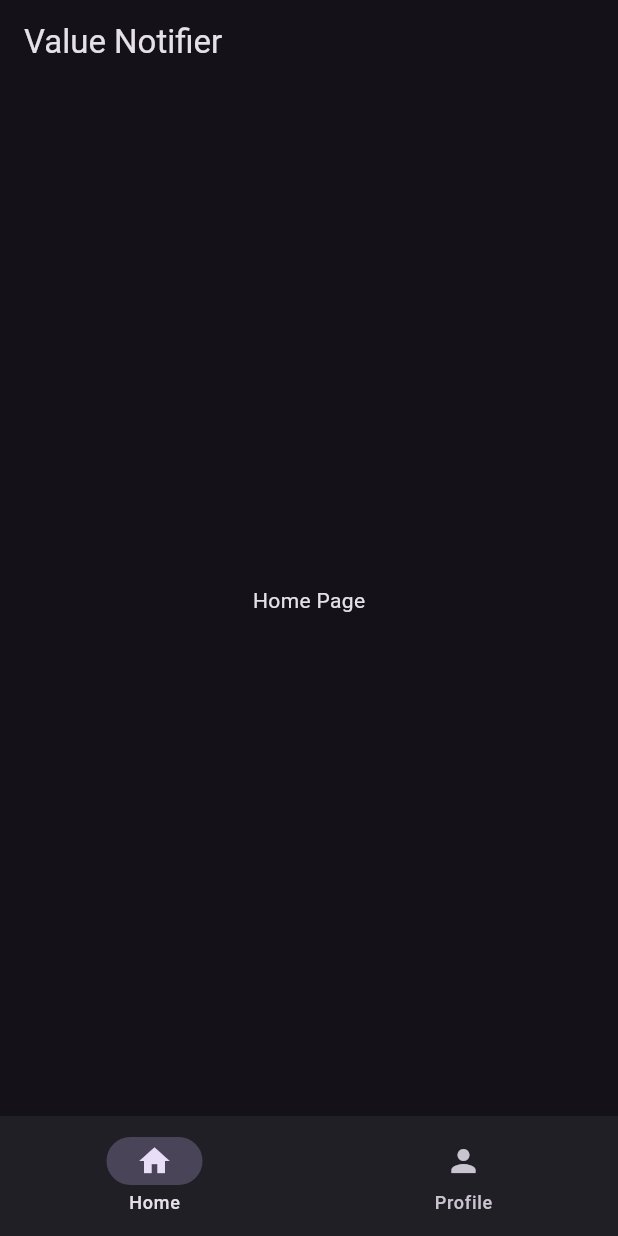
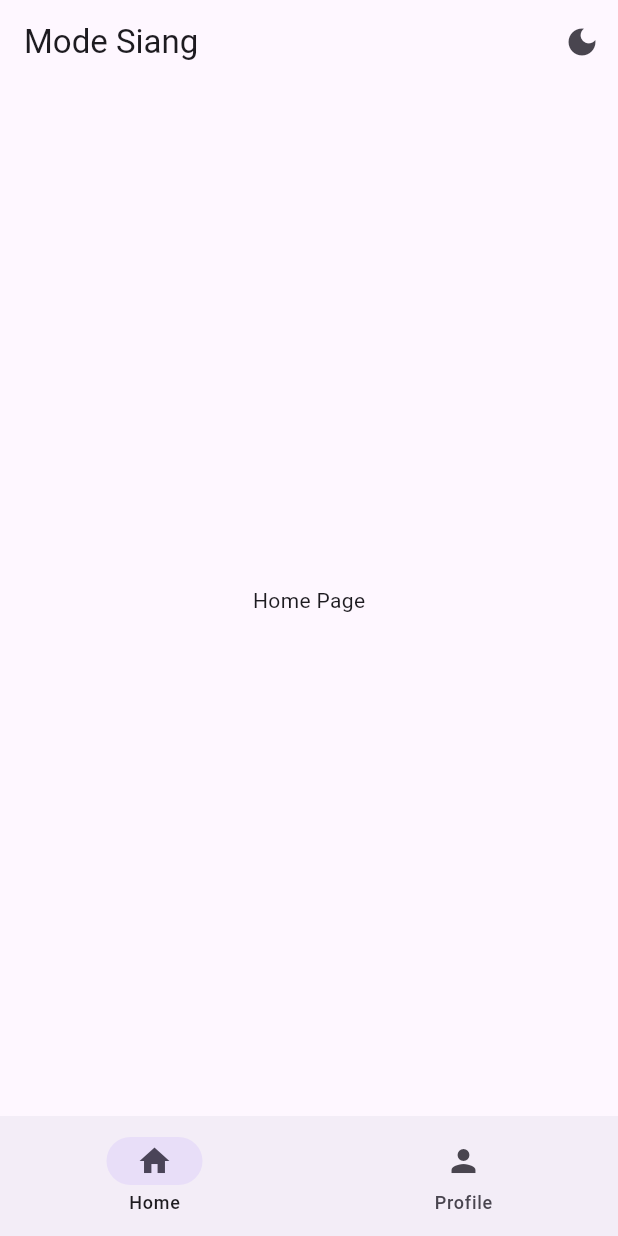
Before and after one commit to manpits/flutter, a Flutter app: the screen it shows after launch, on a phone screen of 412 x 824 dp. Run offline on Flutter 3.47's test engine with Material 3 defaults, Android fonts, the phone set to English and light mode, and no system bars.

Commit message:
021-light-dark-theme-switching-1740926292

```diff
--- a/lib/main.dart
+++ b/lib/main.dart
@@ -1,9 +1,9 @@
 /* --------------------------------------------
-* Value Notifier
-* digunakan untuk mengelola aplikasi dengan beberapa halaman
+* Penggantian Light / Dark Theme
 -----------------------------------------------*/
 
 import 'package:flutter/material.dart';
+import 'package:flutter_003_empty/views/data/notifiers.dart';
 import 'package:flutter_003_empty/views/widget_tree.dart';
 import 'package:flutter_003_empty/views/widgets/navbarwidget.dart';
 
@@ -17,16 +17,35 @@ class MyApp extends StatelessWidget {
 
   @override
   Widget build(BuildContext context) {
+    return ValueListenableBuilder(
+      valueListenable: selectedThemeNotifier,
+      builder: (context, value, child) {
         return MaterialApp(
           debugShowCheckedModeBanner: false,
-      theme: ThemeData(brightness: Brightness.dark),
-      home: Scaffold(
+          theme:
+              ThemeData(brightness: value ? Brightness.dark : Brightness.light),
+          home: ValueListenableBuilder(
+            valueListenable: selectedThemeNotifier,
+            builder: (context, value, child) {
+              return Scaffold(
                 appBar: AppBar(
-          title: const Text('Value Notifier'),
+                  title: value ? Text('Mode Malam') : Text('Mode Siang'),
+                  actions: [
+                    IconButton(
+                        onPressed: () {
+                          selectedThemeNotifier.value =
+                              !selectedThemeNotifier.value;
+                        },
+                        icon: Icon(value ? Icons.light_mode : Icons.dark_mode))
+                  ],
                 ),
                 body: const WidgetTree(),
                 bottomNavigationBar: const NavbarWidget(),
+              );
+            },
           ),
+        );
+      },
     );
   }
 }
--- a/lib/views/data/notifiers.dart
+++ b/lib/views/data/notifiers.dart
@@ -7,3 +7,6 @@ import 'package:flutter/material.dart';
 
 // default nilai selectedPageNotifier = 0 atau index ke 0 (HomePage)
 ValueNotifier selectedPageNotifier = ValueNotifier(0);
+
+// nila selectedThemeNotifier = false menunjukkan mode Malam/Gelap
+ValueNotifier selectedThemeNotifier = ValueNotifier(false);
```
Lines whose indentation alone changed are shown as unchanged.
